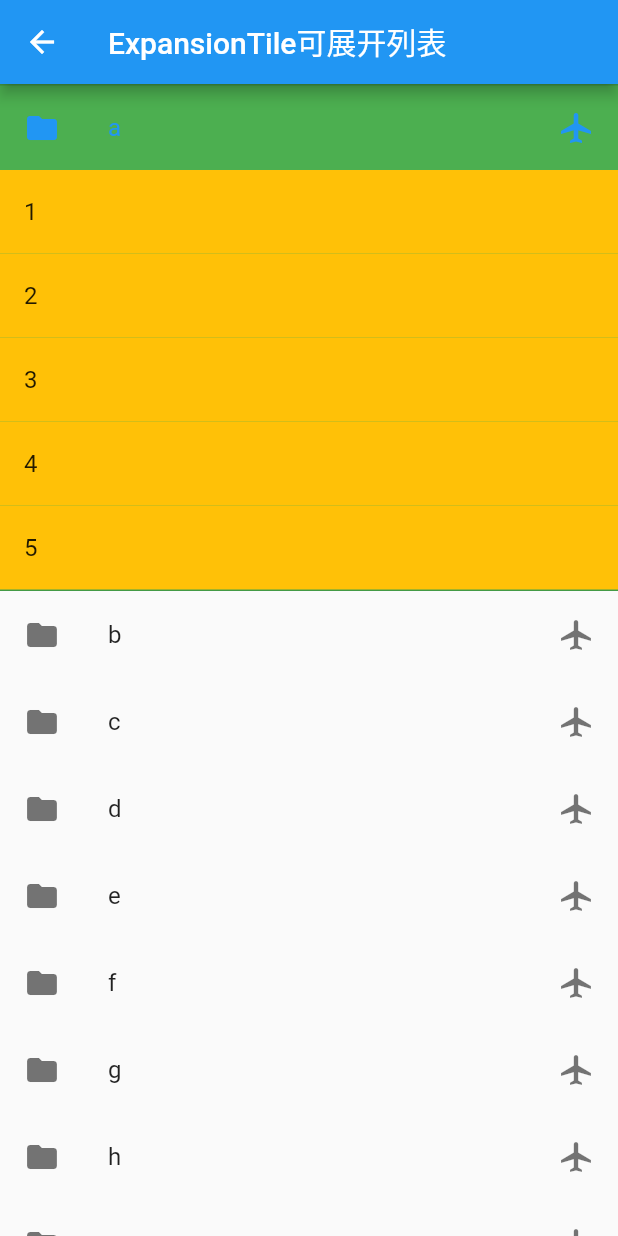
After one commit to Doinbe/flutter_study, a Flutter app: the ExpansionListPage screen opened directly, after a tap on an icon or button, on a phone screen of 412 x 824 dp. The commit adds this screen. Run offline on Flutter 3.47's test engine with Material 2 defaults, Android fonts, the phone set to English and light mode, and no system bars; our stand-ins replace image_picker, shared_preferences; accounts and stored records are empty.

Commit message:
demo 常见的集合列表 刷新和加载更多

```diff
--- /dev/null
+++ b/lib/list_pages/expansion_list_page.dart
@@ -0,0 +1,73 @@
+import 'package:flutter/material.dart';
+
+class ExpansionListPage extends StatefulWidget {
+  final String title;
+
+  const ExpansionListPage(this.title, {Key key}) : super(key: key);
+
+  @override
+  _ExpansionListPageState createState() => _ExpansionListPageState();
+}
+
+class _ExpansionListPageState extends State<ExpansionListPage> {
+  var maps = {
+    'a': [1, 2, 3, 4, 5],
+    'b': [11, 22, 33, 44, 55],
+    'c': [12, 23, 34, 45, 56],
+    'd': [13, 25, 37, 48, 59],
+    'e': [15, 25, 35, 45, 55],
+    'f': [12, 22, 32, 42, 52],
+    'g': [13, 23, 33, 43, 53],
+    'h': [14, 24, 34, 44, 54],
+    'm': [10, 20, 30, 40, 50],
+  };
+
+  IconData _icon = Icons.airplanemode_active;
+
+  @override
+  Widget build(BuildContext context) {
+    return Scaffold(
+      appBar: AppBar(
+        title: Text(widget.title),
+      ),
+      body: ListView(
+        children: _buildItems(),
+      ),
+    );
+  }
+
+  List<Widget> _buildItems() {
+    return maps.keys.map((key) {
+      return _buildItem(key, maps[key]);
+    }).toList();
+  }
+
+  Widget _buildItem(String key, List<int> map) {
+    return ExpansionTile(
+      title: Text(key),
+      backgroundColor: Colors.green,
+      leading: Icon(Icons.folder),
+      trailing: Icon(_icon),
+      onExpansionChanged: (bool) {
+        setState(() {
+          if (bool)
+            _icon = Icons.airplanemode_active;
+          else
+            _icon = Icons.airplanemode_inactive;
+        });
+      },
+      children: _buildSubItems(map),
+    );
+  }
+
+  List<Widget> _buildSubItems(List<int> map) {
+    return map.map((value) {
+      return Container(
+        decoration: BoxDecoration(color: Colors.amber),
+        child: ListTile(
+          title: Text(value.toString()),
+        ),
+      );
+    }).toList();
+  }
+}
--- /dev/null
+++ b/lib/list_pages/list_page.dart
@@ -0,0 +1,50 @@
+import 'package:flutter/material.dart';
+import 'package:flutter_study/list_pages/expansion_list_page.dart';
+import 'package:flutter_study/list_pages/gridview_page.dart';
+import 'package:flutter_study/list_pages/listview_page.dart';
+import 'package:flutter_study/list_pages/listview_refresh_page.dart';
+
+class ListPage extends StatelessWidget {
+  final String title;
+  const ListPage(this.title,{Key key}) : super(key: key);
+  @override
+  Widget build(BuildContext context) {
+    return Scaffold(
+      appBar: AppBar(
+        title: Text(title),
+      ),
+      body: Column(
+        children: <Widget>[
+          RaisedButton(
+            child: Text('ListView水平或垂直列表'),
+              onPressed: (){
+            Navigator.of(context).push(MaterialPageRoute(builder: (context){
+              return ListViewPage('ListView水平或垂直列表');
+            }));
+          }),
+          RaisedButton(
+              child: Text('GridView网格列表'),
+              onPressed: (){
+                Navigator.of(context).push(MaterialPageRoute(builder: (context){
+                  return GridViewPage('GridView网格列表');
+                }));
+              }),
+          RaisedButton(
+              child: Text('ExpansionTile可展开列表'),
+              onPressed: (){
+                Navigator.of(context).push(MaterialPageRoute(builder: (context){
+                  return ExpansionListPage('ExpansionTile可展开列表');
+                }));
+              }),
+          RaisedButton(
+              child: Text('列表下拉刷新，底部加载更多'),
+              onPressed: (){
+                Navigator.of(context).push(MaterialPageRoute(builder: (context){
+                  return ListViewRefreshPage('列表下拉刷新，底部加载更多');
+                }));
+              }),
+        ],
+      ),
+    );
+  }
+}
--- a/lib/main.dart
+++ b/lib/main.dart
@@ -2,6 +2,7 @@ import 'package:flutter/material.dart';
 import 'package:flutter_study/future_pages/future_page.dart';
 import 'package:flutter_study/json_pages/json_page.dart';
 import 'package:flutter_study/json_pages/shared_preferences_page.dart';
+import 'package:flutter_study/list_pages/list_page.dart';
 import 'package:flutter_study/picker_image.dart';
 
 import 'animation_pages/animation_page.dart';
@@ -24,6 +25,7 @@ class MyApp extends StatelessWidget {
         'future': (BuildContext context) => FuturePage('Flutter异步'),
         'json': (BuildContext context) => JsonPage('JsonToDart'),
         'shared_preferences': (BuildContext context) => SharedPreferencesPage('SharedPreferences'),
+        'List': (BuildContext context) => ListPage('集合列表View'),
       },
     );
   }
@@ -63,6 +65,7 @@ class _MyHomePageState extends State<MyHomePage> {
             _itemWidget('Flutter异步', FuturePage('Flutter异步'), 'future'),
             _itemWidget('JsonToDart', JsonPage('JsonToDart'), 'json'),
             _itemWidget('SharedPreferences', SharedPreferencesPage('SharedPreferences'), 'shared_preferences'),
+            _itemWidget('集合列表View', ListPage('集合列表View'), 'List'),
           ],
         ),
       ),
```
Also changed, not shown: lib/list_pages/gridview_page.dart (added, +48 -0 lines), lib/list_pages/listview_page.dart (added, +56 -0 lines), lib/list_pages/listview_refresh_page.dart (added, +81 -0 lines).
